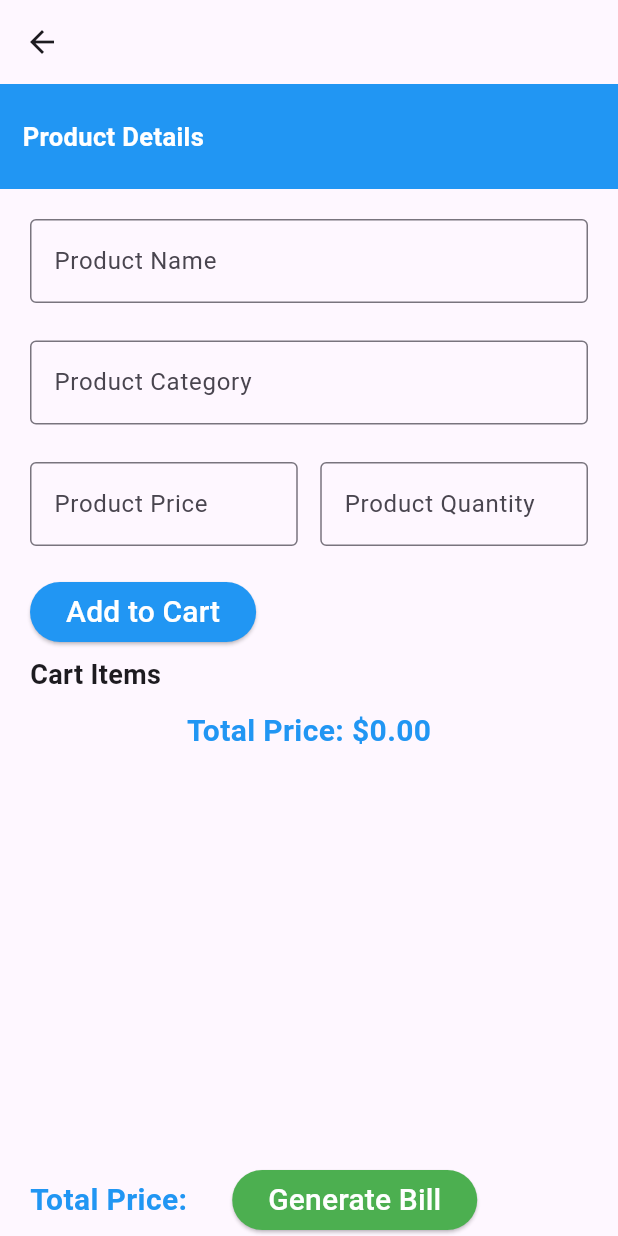
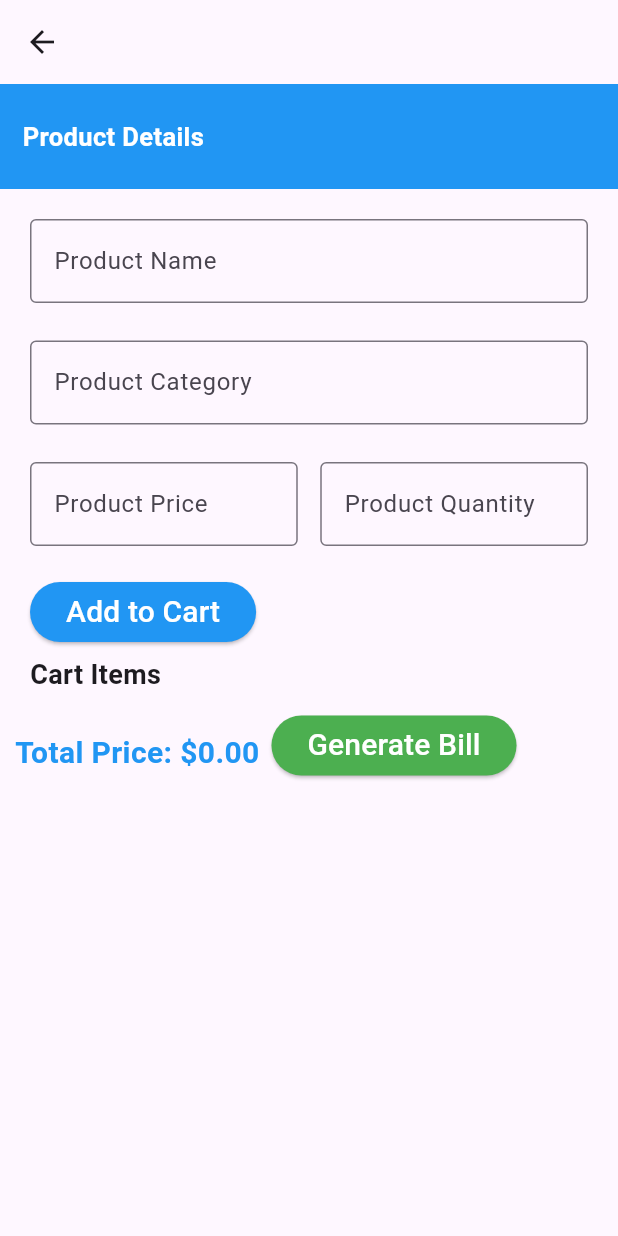
Before and after one commit to monalsutar/BillDesk, a Flutter app: the ThirdApp screen opened directly, on a phone screen of 412 x 824 dp. Run offline on Flutter 3.47's test engine with Material 3 defaults, Android fonts, the phone set to English and light mode, and no system bars; our stand-ins replace pdf.

Commit message:
git init git add . git commit -m

```diff
--- a/lib/third.dart
+++ b/lib/third.dart
@@ -129,7 +129,8 @@ class _ThirdAppState extends State<ThirdApp> {
   Widget build(BuildContext context) {
     return Scaffold(
       appBar: AppBar(),
-      body: Container(
+      body: SingleChildScrollView(
+        child: Container(
           child: Column(
             crossAxisAlignment: CrossAxisAlignment.start,
             children: [
@@ -245,7 +246,6 @@ class _ThirdAppState extends State<ThirdApp> {
                 ),
               ),
 
-
               SizedBox(height: 5),
               Padding(
                 padding: const EdgeInsets.only(left: 20, right: 20),
@@ -258,10 +258,7 @@ class _ThirdAppState extends State<ThirdApp> {
                 ),
               ),
               SizedBox(height: 10),
-            Expanded(
-              child: SingleChildScrollView(
-                child: Column(
-                  children: [
+              // Removed the Expanded and SingleChildScrollView widgets
               ListView.builder(
                 shrinkWrap: true,
                 physics: const NeverScrollableScrollPhysics(),
@@ -277,14 +274,20 @@ class _ThirdAppState extends State<ThirdApp> {
                       children: [
                         Text(
                             "Category: ${product.category}\nPrice: \$${product.price}\nQuantity: ${product.quantity}"),
-                              Text("Total Price: \$${totalPrice.toStringAsFixed(2)}"),
+                        Text(
+                          "Total Price: \$${totalPrice.toStringAsFixed(2)}",
+                        ),
                       ],
                     ),
                   );
                 },
               ),
               // Display total price of all items
-                    Text(
+              Row(
+                children: [
+                  Padding(
+                    padding: const EdgeInsets.only(left: 10),
+                    child: Text(
                       "Total Price: \$${getTotalPrice().toStringAsFixed(2)}",
                       style: TextStyle(
                           fontSize: 20,
@@ -292,27 +295,9 @@ class _ThirdAppState extends State<ThirdApp> {
                           fontWeight: FontWeight.bold
                       ),
                     ),
-                  ],
                   ),
-              ),
-            ),
-            Row(
-              children: [
                   Padding(
-                  padding: const EdgeInsets.only(left: 20),
-                  child: Text(
-                    "Total Price:",
-                    style: TextStyle(
-                        fontSize: 20,
-                        color: Colors.blue,
-                        fontWeight: FontWeight.bold
-                    ),
-                  ),
-                ),
-
-
-                Padding(
-                  padding: const EdgeInsets.only(left: 30),
+                    padding: const EdgeInsets.only(left: 8,bottom: 10),
                     child: ElevatedButton(
                       onPressed: _generatePDF,
                       child: Text(
@@ -324,15 +309,13 @@ class _ThirdAppState extends State<ThirdApp> {
                       ),
                       style: ElevatedButton.styleFrom(
                         backgroundColor: Colors.green,
-
                       ),
                     ),
                   ),
-
-
                 ],
               ),
             ],
+          ),
         ),
       ),
     );
```
Also changed, not shown: lib/main.dart (+17 -35 lines). Lines whose indentation alone changed are shown as unchanged.
